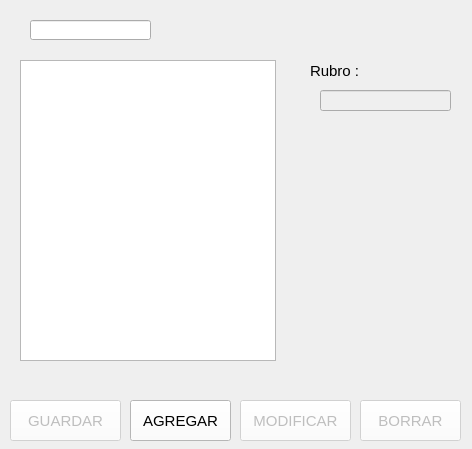
Old version of the form Vista/abmRubro.ui in the repository mjroson/PQt5-Stock-Venta-CuentaCorriente.
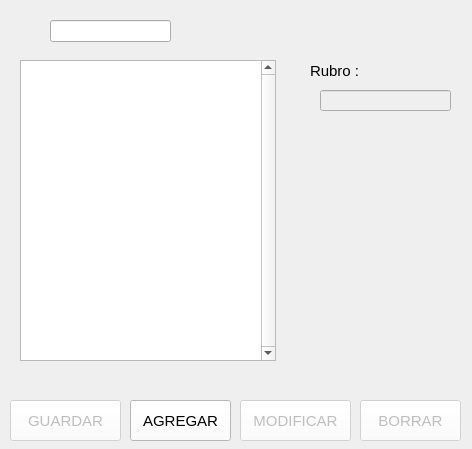
New version of the form. Icons and pictures are not drawn.

```diff
--- a/Vista/abmRubro.ui
+++ b/Vista/abmRubro.ui
@@ -165,10 +165,10 @@
   <widget class="QLineEdit" name="txtFilterRubros_r">
    <property name="geometry">
     <rect>
-     <x>30</x>
+     <x>50</x>
      <y>20</y>
      <width>121</width>
-     <height>20</height>
+     <height>22</height>
     </rect>
    </property>
    <property name="styleSheet">
@@ -206,6 +206,12 @@
      <height>301</height>
     </rect>
    </property>
+   <property name="verticalScrollBarPolicy">
+    <enum>Qt::ScrollBarAlwaysOn</enum>
+   </property>
+   <property name="horizontalScrollBarPolicy">
+    <enum>Qt::ScrollBarAlwaysOff</enum>
+   </property>
    <attribute name="verticalHeaderVisible">
     <bool>false</bool>
    </attribute>
@@ -229,6 +235,33 @@
     <string notr="true">font: 9pt &quot;MS Shell Dlg 2&quot;;</string>
    </property>
   </widget>
+  <widget class="QLabel" name="label_4">
+   <property name="geometry">
+    <rect>
+     <x>30</x>
+     <y>20</y>
+     <width>21</width>
+     <height>16</height>
+    </rect>
+   </property>
+   <property name="font">
+    <font>
+     <family>Segoe UI</family>
+     <pointsize>11</pointsize>
+     <weight>50</weight>
+     <italic>false</italic>
+     <bold>false</bold>
+    </font>
+   </property>
+   <property name="text">
+    <string>&lt;html&gt;
+&lt;head/&gt;
+&lt;body&gt;
+&lt;IMG SRC=&quot;../Img/buscar.png&quot; width=&quot;16&quot; height=&quot;16&quot;&gt;
+&lt;/body&gt;
+&lt;/html&gt;</string>
+   </property>
+  </widget>
  </widget>
  <resources/>
  <connections/>
```
